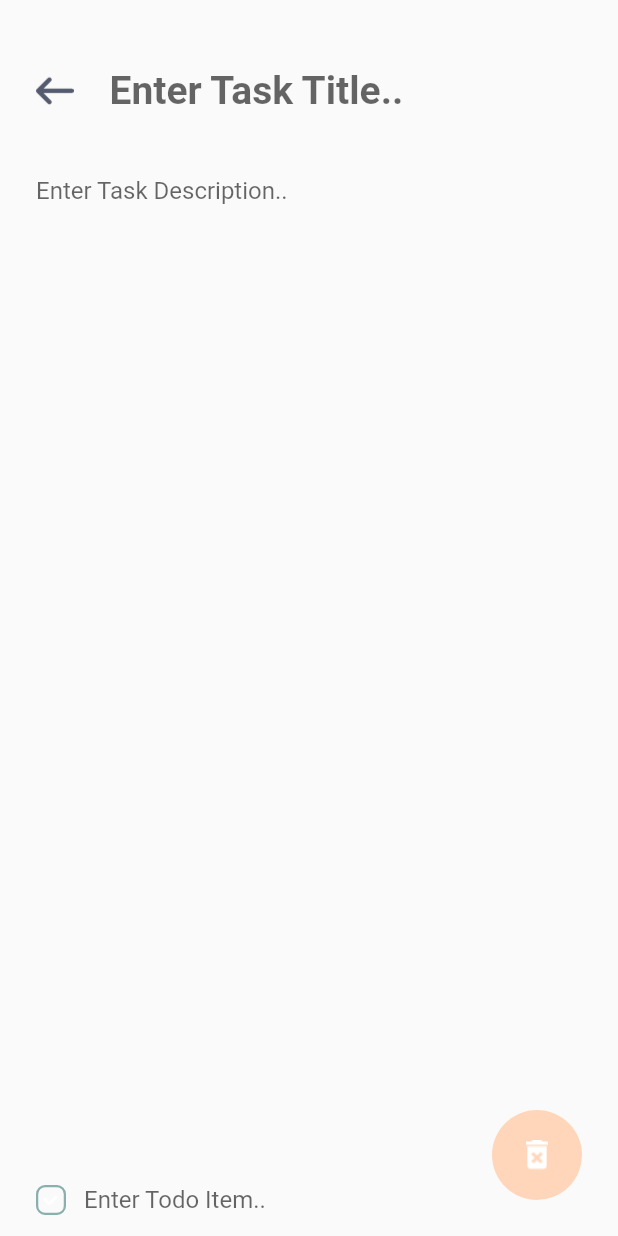
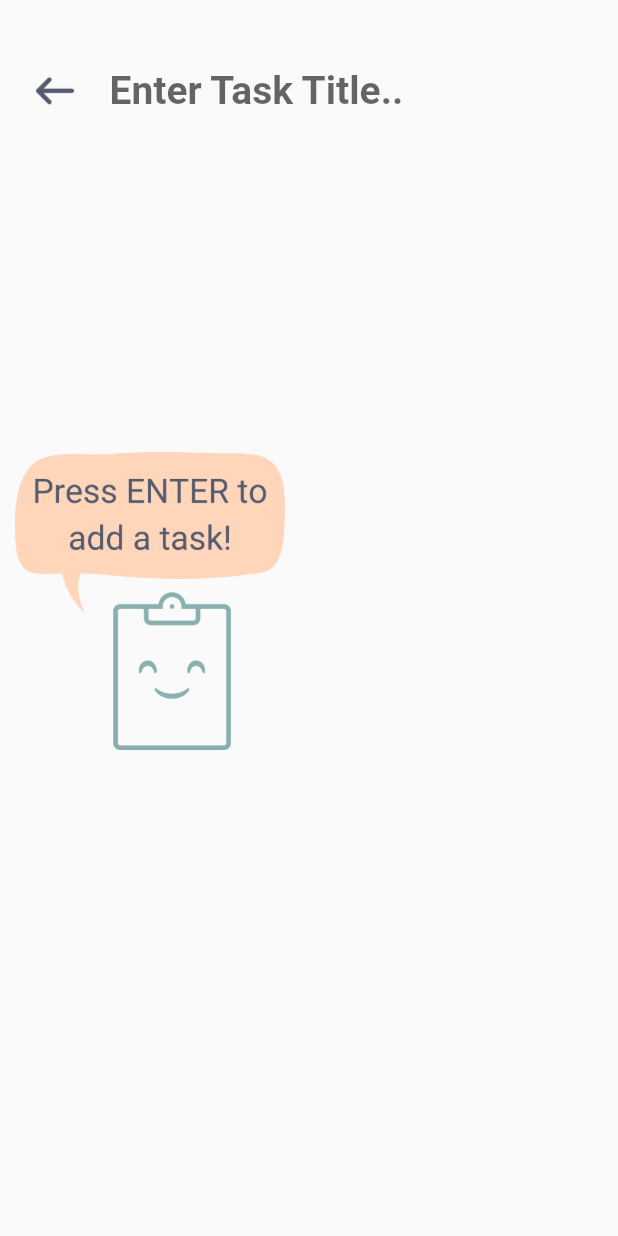
Before and after one commit to Ricecrackerz/CS4750_App, a Flutter app: the TaskAdd screen opened directly, on a phone screen of 412 x 824 dp. Run offline on Flutter 3.47's test engine with Material 2 defaults, Android fonts, the phone set to English and light mode, and no system bars; our stand-ins replace sqflite; accounts and stored records are empty.

Commit message:
Todo Finished

```diff
--- a/lib/taskAdd.dart
+++ b/lib/taskAdd.dart
@@ -19,13 +19,36 @@ class _TaskAddState extends State<TaskAdd> {
 
   int _taskId = 0;
   String _taskTitle = "";
+  String _taskDescription = "";
+
+  FocusNode _titleFocus;
+  FocusNode _descriptionFocus;
+  FocusNode _todoFocus;
+
+  bool _contentVisible = false;
 
   @override
   void initState() {
     if(widget.task != null){
+      _contentVisible = true;
+
       _taskTitle = widget.task.title;
+      _taskDescription = widget.task.description;
       _taskId = widget.task.id;
     }
+
+    _titleFocus = FocusNode();
+    _descriptionFocus = FocusNode();
+    _todoFocus = FocusNode();
+  }
+
+  @override
+  void dispose() {
+    _titleFocus.dispose();
+    _descriptionFocus.dispose();
+    _todoFocus.dispose();
+
+    super.dispose();
   }
 
   Widget build(BuildContext context) {
@@ -61,6 +84,7 @@ class _TaskAddState extends State<TaskAdd> {
                         ),
                         Expanded(
                             child: TextField(
+                              focusNode: _titleFocus,
                               onSubmitted: (value) async {
 
                                 if(value != ""){
@@ -71,10 +95,15 @@ class _TaskAddState extends State<TaskAdd> {
                                         title: value
                                     );
 
-                                    await _dbHelper.insertTask(_newTask);
+                                    _taskId = await _dbHelper.insertTask(_newTask);
+                                    setState(() {
+                                      _contentVisible = true;
+                                      _taskTitle = value;
+                                    });
                                   }else {
-
+                                    await _dbHelper.updateTaskTitle(_taskId, value);
                                   }
+                                  _descriptionFocus.requestFocus();
                                 }
                               },
                               controller: TextEditingController()..text = _taskTitle,
@@ -92,9 +121,23 @@ class _TaskAddState extends State<TaskAdd> {
                       ],
                     ),
                   ),
-                  Padding(
+                  Visibility(
+                    visible: _contentVisible,
+                    child: Padding(
                       padding: EdgeInsets.only(bottom: 12.0,),
                       child: TextField(
+                        focusNode: _descriptionFocus,
+                        onSubmitted: (value) async {
+                          if(value != ""){
+                            if(_taskId != 0){
+                              await _dbHelper.updateTaskDescription(_taskId, value);
+                              _taskDescription = value;
+                            }
+                          }
+                          setState(() {});
+                          _todoFocus.requestFocus();
+                        },
+                        controller: TextEditingController()..text = _taskDescription,
                         decoration: InputDecoration(
                           hintText: "Enter Task Description..",
                           border: InputBorder.none,
@@ -104,7 +147,10 @@ class _TaskAddState extends State<TaskAdd> {
                         ),
                       ),
                     ),
-                  FutureBuilder(
+                  ),
+                  Visibility(
+                    visible: _contentVisible,
+                    child: FutureBuilder(
                       initialData: [],
                       future: _dbHelper.getTodos(_taskId),
                       builder: (context, snapshot) {
@@ -113,8 +159,13 @@ class _TaskAddState extends State<TaskAdd> {
                           itemCount: snapshot.data.length,
                           itemBuilder: (context, index){
                             return GestureDetector(
-                            onTap: () {
-
+                              onTap: () async {
+                                if(snapshot.data[index].isChecked == 0){
+                                  await _dbHelper.updateTodo(snapshot.data[index].id, 1);
+                                }else {
+                                  await _dbHelper.updateTodo(snapshot.data[index].id, 0);
+                                }
+                                setState(() {});
                               },
                               child: TodoWidget(
                                 text: snapshot.data[index].title,
@@ -127,7 +178,10 @@ class _TaskAddState extends State<TaskAdd> {
                         );
                       },
                     ),
-                  Padding(
+                  ),
+                  Visibility(
+                    visible: _contentVisible,
+                    child: Padding(
                       padding: EdgeInsets.symmetric(
                           horizontal: 24.0,
                       ),
@@ -155,20 +209,23 @@ class _TaskAddState extends State<TaskAdd> {
                           ),
                           Expanded(
                             child: TextField(
+                              focusNode: _todoFocus,
+                              controller: TextEditingController().. text = "",
                               onSubmitted: (value) async {
                                 if(value != ""){
 
-                                if(widget.task != null){
+                                  if(_taskId != 0){
                                     DatabaseHelper _dbHelper = DatabaseHelper();
 
                                     TodoModel _newTodo = TodoModel(
                                         title: value,
                                       isChecked: 0,
-                                    taskId: widget.task.id,
+                                      taskId: _taskId,
                                     );
 
                                     await _dbHelper.insertTodo(_newTodo);
                                     setState(() {});
+                                    _todoFocus.requestFocus();
                                   }
                                 }
                               },
@@ -181,17 +238,20 @@ class _TaskAddState extends State<TaskAdd> {
                         ],
                       ),
                     ),
+                  ),
                 ],
               ),
-              Positioned(
+              Visibility(
+                visible: _contentVisible,
+                child: Positioned(
                   bottom: 24.0,
                   right: 24.0,
                   child: GestureDetector(
-                  onTap: () {
-                    Navigator.push(context, MaterialPageRoute(
-                        builder: (context) => TaskAdd()
-                    ),
-                    );
+                    onTap: () async {
+                      if(_taskId !=0) {
+                        await _dbHelper.deleteTask(_taskId);
+                        Navigator.pop(context);
+                      }
                     },
                     child: Container(
                       width: 60.0,
@@ -208,6 +268,22 @@ class _TaskAddState extends State<TaskAdd> {
                     ),
                   ),
                 ),
+              ),
+              Visibility(
+                visible: !_contentVisible,
+                child: Container(
+                  margin: EdgeInsets.only(
+                      top: 300.0,
+                  ),
+                  child: Image(
+                    image: AssetImage(
+                      "assets/images/new_task_pal.png",
+                    ),
+                    height: 200.0,
+                    width: 200.0,
+                  ),
+                ),
+              ),
             ],
           ),
         ),
--- a/lib/todo.dart
+++ b/lib/todo.dart
@@ -71,10 +71,13 @@ class _TodoState extends State<Todo> {
                                         context, MaterialPageRoute(builder: (context) => TaskAdd(
                                       task: snapshot.data[index],
                                     ))
-                                    );
+                                    ).then((value) {
+                                      setState(() {});
+                                    });
                                   },
                                   child: TaskCardWidget(
                                     title: snapshot.data[index].title,
+                                    desc: snapshot.data[index].description,
                                   ),
                                 );
                               },
--- a/lib/widget.dart
+++ b/lib/widget.dart
@@ -94,12 +94,14 @@ class TodoWidget extends StatelessWidget {
               ),
             ),
           ),
-          Text(
+          Flexible(
+            child: Text(
                 text ?? "Unnamed Todo",
                 style: TextStyle(
                   color: isChecked ? Color(0xFF555B6E) : Color(0XFF86829D),
                   fontSize: 16.0,
                   fontWeight: isChecked ? FontWeight.bold : FontWeight.w500,
+            ),
             ),
           ),
         ],
```
Also changed, not shown: lib/database.dart (+27 -2 lines), assets/images/new_task_pal.png (added). Lines whose indentation alone changed are shown as unchanged.
